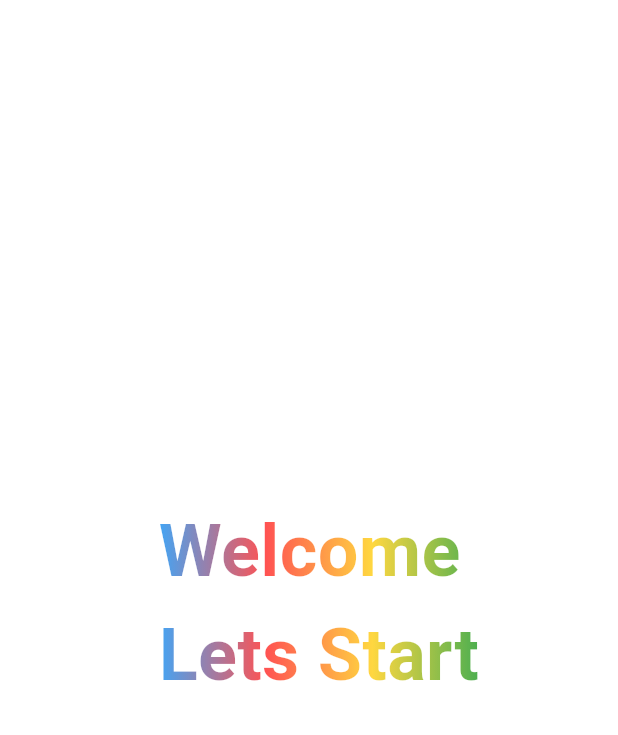
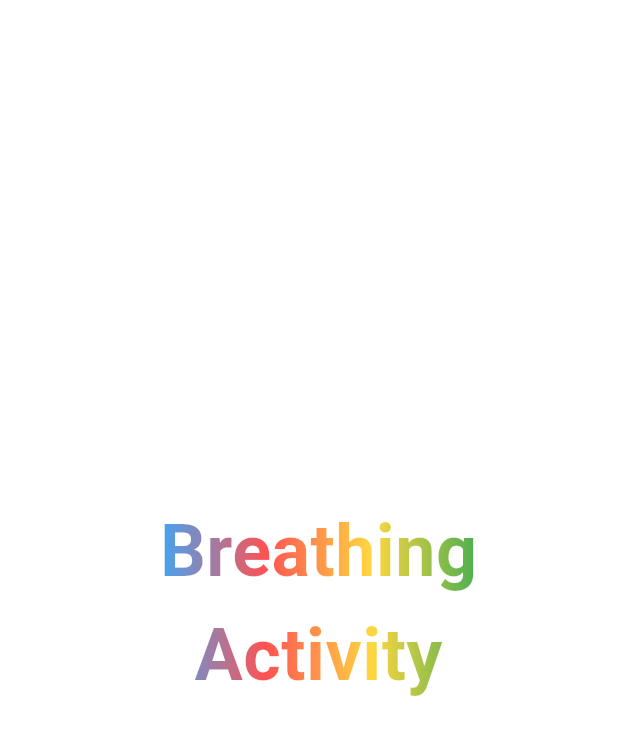
Before and after one commit to urvish-sojitra-seaflux/yoga_session, a Flutter app: the first screen one second after launch, on a phone screen of 412 x 824 dp. Shown: the top 735 px of the screen. Run offline on Flutter 3.47's test engine with Material 3 defaults, Android fonts, the phone set to English and light mode, and no system bars; our stand-ins replace flutter_tts.

Commit message:
feat: update splash screen text and center alignment; enable auto-validation in yoga session form

```diff
--- a/lib/splash_screen.dart
+++ b/lib/splash_screen.dart
@@ -82,11 +82,12 @@ class _SplashScreenState extends State<SplashScreen>
                           ]).createShader(
                               Rect.fromLTWH(0, 0, bounds.width, bounds.height)),
                           child: const Text(
-                            'Welcome \nLets Start',
+                            'Breathing\nActivity',
                             style: TextStyle(
                               fontSize: 48,
                               fontWeight: FontWeight.bold,
                             ),
+                            textAlign: TextAlign.center,
                           ),
                         ),
                       ),
--- a/lib/yoga_session/yoga_screen.dart
+++ b/lib/yoga_session/yoga_screen.dart
@@ -229,6 +229,7 @@ class _YogaScreenState extends State<YogaScreen> {
   Form _getDetails() {
     return Form(
       key: _formKey,
+      autovalidateMode: AutovalidateMode.onUnfocus,
       child: Column(
         mainAxisAlignment: MainAxisAlignment.start,
         crossAxisAlignment: CrossAxisAlignment.center,
```
